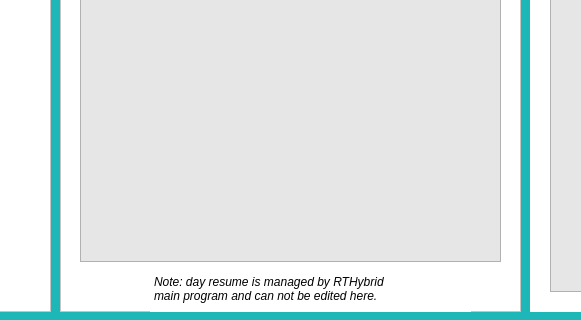
GNB-UAM/RTH_plot_design, file rth_plot/mainwindow.ui: the form before one commit; both pictures show x 400 to 981 and y 469 to 789 of the 1401 by 789 pixel window.
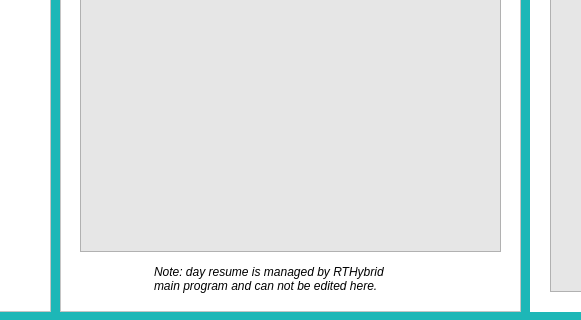
The form after the commit.

Patch:
```diff
--- a/rth_plot/mainwindow.ui
+++ b/rth_plot/mainwindow.ui
@@ -693,7 +693,7 @@
        <x>20</x>
        <y>70</y>
        <width>421</width>
-       <height>651</height>
+       <height>641</height>
       </rect>
      </property>
      <property name="font">
@@ -765,7 +765,7 @@
      <property name="geometry">
       <rect>
        <x>90</x>
-       <y>730</y>
+       <y>720</y>
        <width>321</width>
        <height>41</height>
       </rect>
```
